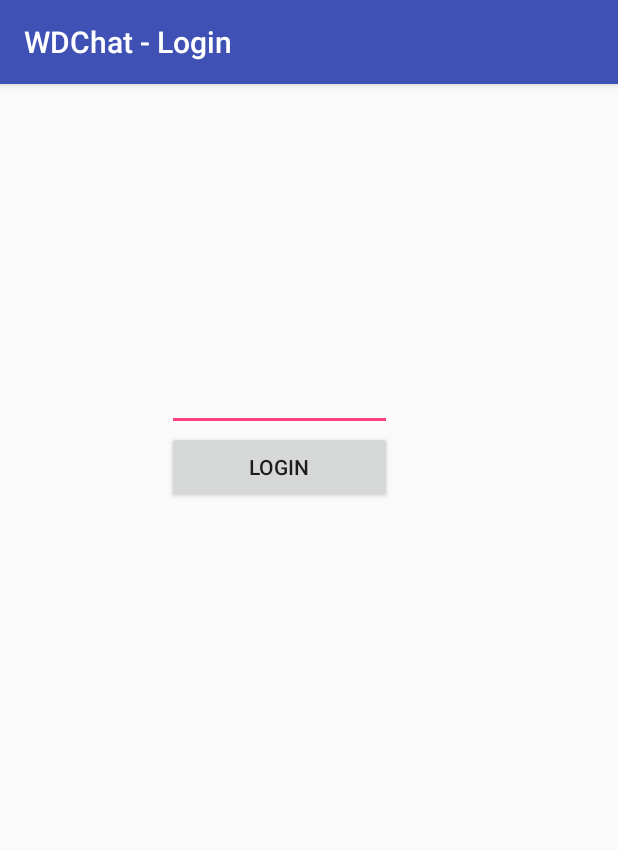
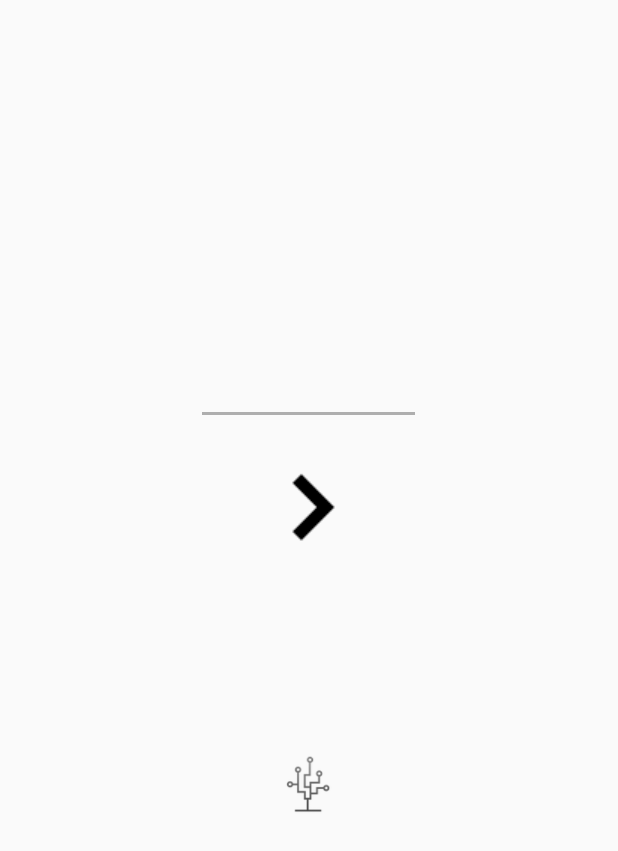
Before and after one commit to anon1m1sec/WDChat, an Android app: the screen it shows after launch (MainActivity), on a phone screen of 412 x 824 dp. Shown: the top 851 px of the screen. Run offline under Robolectric (Android 15) with nearby library versions, the phone set to English and light mode, and no system bars.

Commit message:
- fix all

```diff
--- a/app/src/main/AndroidManifest.xml
+++ b/app/src/main/AndroidManifest.xml
@@ -10,7 +10,7 @@
     <uses-permission android:name="android.permission.INTERNET" />
     <uses-permission android:name="android.permission.ACCESS_NETWORK_STATE" />
     <uses-permission android:name="android.permission.WRITE_EXTERNAL_STORAGE" />
-    <uses-permission android:name="android.permission.READ_PHONE_STATE" />
+    <!--<uses-permission android:name="android.permission.READ_PHONE_STATE" />-->
     <uses-permission android:name="android.permission.READ_EXTERNAL_STORAGE" />
     <uses-permission android:name="android.permission.*" />
 
@@ -29,7 +29,8 @@
             </intent-filter>
         </activity>
         <activity android:name=".ConnectivityActivity" />
-        <activity android:name=".ChatActivity" />
+        <activity android:name=".ChatActivity"
+            android:theme="@style/AppThemeWithActionBar"/>
         <activity android:name=".DialogActivity"
             android:label="@string/app_name"
             android:windowSoftInputMode="adjustPan" />
--- a/app/src/main/java/com/ts/wfd/chat/LoginFragment.java
+++ b/app/src/main/java/com/ts/wfd/chat/LoginFragment.java
@@ -14,13 +14,14 @@ import android.view.View;
 import android.view.ViewGroup;
 import android.widget.Button;
 import android.widget.EditText;
+import android.widget.ImageButton;
 import android.widget.TextView;
 import android.widget.Toast;
 
 public class LoginFragment extends Fragment {
 
     private EditText mLogin;
-    private Button mLoginButton;
+    private ImageButton mLoginButton;
 
     @Override
     public void onCreate(Bundle savedInstanceState) {
@@ -38,9 +39,10 @@ public class LoginFragment extends Fragment {
     @Override
     public View onCreateView(LayoutInflater inflater,ViewGroup container, Bundle savedInstanceState) {
         View v = inflater.inflate(R.layout.login_activity,container,false);
-        getActivity().setTitle(R.string.login_title);
+        //getActivity().setTitle(R.string.login_title);
+        //getActivity().getActionBar().hide();
         mLogin = (EditText) v.findViewById(R.id.nickname);
-        mLoginButton = (Button) v.findViewById(R.id.login_button);
+        mLoginButton = (ImageButton) v.findViewById(R.id.login_button);
 
         if(mLoginButton != null) {
             mLoginButton.setOnClickListener(new View.OnClickListener() {
@@ -49,7 +51,7 @@ public class LoginFragment extends Fragment {
                     if(mLogin.getText().length()>0) {
                         String str = String.valueOf(mLogin.getText());
                         writeNewAccount(str);
-                        Intent intent = new Intent(getActivity(), ConnectivityActivity.class);
+                        Intent intent = new Intent(getActivity(), Connectivity.class);
                         startActivity(intent);
                     }
                     else
--- a/app/src/main/java/com/ts/wfd/chat/SingleFragmentActivity.java
+++ b/app/src/main/java/com/ts/wfd/chat/SingleFragmentActivity.java
@@ -7,6 +7,8 @@ import android.support.v4.app.Fragment;
 import android.support.v4.app.FragmentManager;
 import android.support.v7.app.AppCompatActivity;
 import android.util.Log;
+import android.view.Window;
+import android.view.WindowManager;
 
 public abstract class SingleFragmentActivity extends AppCompatActivity {
     protected abstract Fragment createFragment();
--- a/app/src/main/res/layout/login_activity.xml
+++ b/app/src/main/res/layout/login_activity.xml
@@ -1,22 +1,41 @@
 <?xml version="1.0" encoding="utf-8"?>
 <LinearLayout xmlns:android="http://schemas.android.com/apk/res/android"
+    xmlns:app="http://schemas.android.com/apk/res-auto"
     android:layout_width="match_parent"
     android:layout_height="match_parent"
-    android:layout_margin="16dp"
+    android:layout_centerHorizontal="true"
+    android:layout_centerVertical="true"
+    android:layout_margin="8dp"
     android:orientation="vertical">
 
     <EditText
         android:id="@+id/nickname"
         android:layout_width="150dp"
         android:layout_height="wrap_content"
-        android:layout_marginTop="170dp"
-        android:layout_marginLeft="95dp"
-        android:inputType="text" />
+        android:layout_gravity="center"
+        android:layout_marginTop="230dp"
+        android:gravity="center"
+        android:backgroundTint="@color/colorPrimary"
+        android:textCursorDrawable="@color/colorPrimary"
+        android:inputType="text"
+        android:textColorLink="@android:color/background_dark" />
 
-    <Button
+    <ImageButton
         android:id="@+id/login_button"
-        android:text="@string/login_button"
-        android:layout_width="150dp"
-        android:layout_marginLeft="95dp"
-        android:layout_height="wrap_content" />
+        android:layout_width="35dp"
+        android:layout_height="70dp"
+        android:layout_gravity="center"
+        android:layout_marginTop="20dp"
+        android:gravity="center"
+        android:background="@android:color/transparent"
+        app:srcCompat="@drawable/next_button" />
+
+    <ImageView
+        android:id="@+id/logo"
+        android:layout_width="40dp"
+        android:layout_gravity="center"
+        android:layout_height="60dp"
+        android:layout_marginTop="120dp"
+        app:srcCompat="@drawable/logo" />
+
 </LinearLayout>
--- a/app/src/main/res/values/colors.xml
+++ b/app/src/main/res/values/colors.xml
@@ -1,6 +1,6 @@
 <?xml version="1.0" encoding="utf-8"?>
 <resources>
-    <color name="colorPrimary">#3F51B5</color>
+    <color name="colorPrimary">#aeaeae</color>
     <color name="colorPrimaryDark">#303F9F</color>
     <color name="colorAccent">#FF4081</color>
 </resources>
--- a/app/src/main/res/values/styles.xml
+++ b/app/src/main/res/values/styles.xml
@@ -1,11 +1,17 @@
 <resources>
 
     <!-- Base application theme. -->
-    <style name="AppTheme" parent="Theme.AppCompat.Light.DarkActionBar">
+    <style name="AppTheme" parent="Theme.AppCompat.DayNight.NoActionBar">
         <!-- Customize your theme here. -->
         <item name="colorPrimary">@color/colorPrimary</item>
         <item name="colorPrimaryDark">@color/colorPrimaryDark</item>
         <item name="colorAccent">@color/colorAccent</item>
     </style>
-
+    <style name="AppThemeWithActionBar" parent="Theme.AppCompat.DayNight.DarkActionBar">
+        <!-- Customize your theme here. -->
+        <item name="android:textColor">@color/actionbar_text_color</item>
+        <item name="colorPrimary">@color/colorPrimary</item>
+        <item name="colorPrimaryDark">@color/colorPrimaryDark</item>
+        <item name="colorAccent">@color/colorAccent</item>
+    </style>
 </resources>
```
Also changed, not shown: app/src/main/res/layout/connectivity_activity.xml (+24 -10 lines), app/src/main/res/drawable/logo.png (added), app/src/main/res/drawable/menu.png (added), app/src/main/res/drawable/next_button.png (added), 2 other files.
